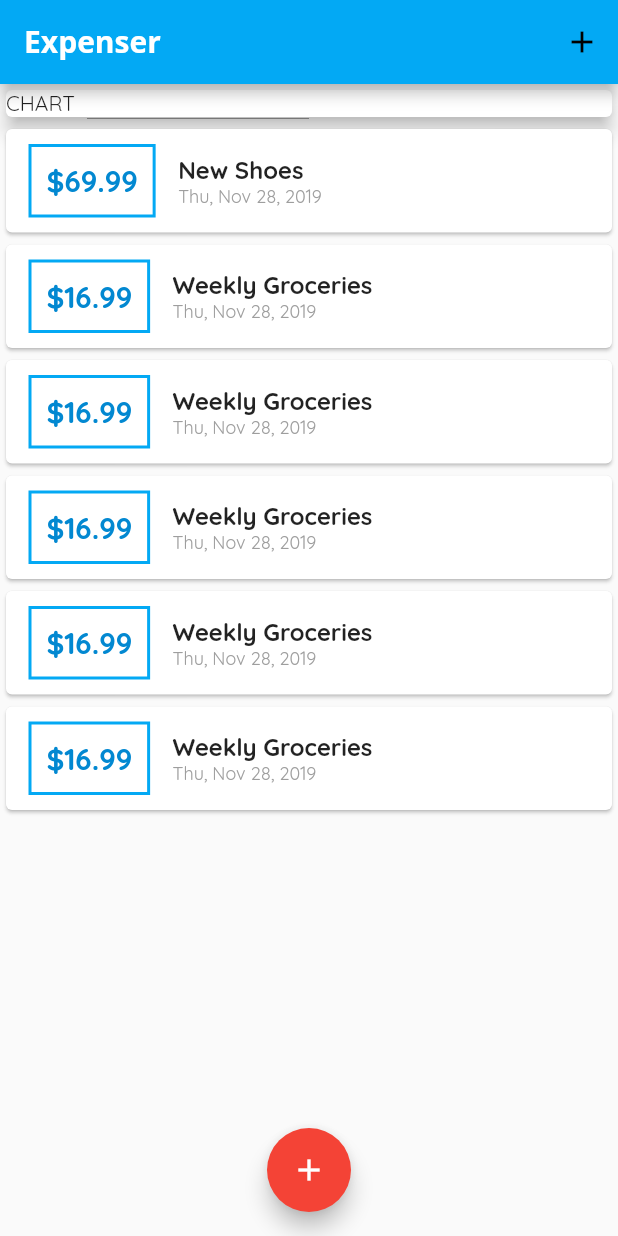
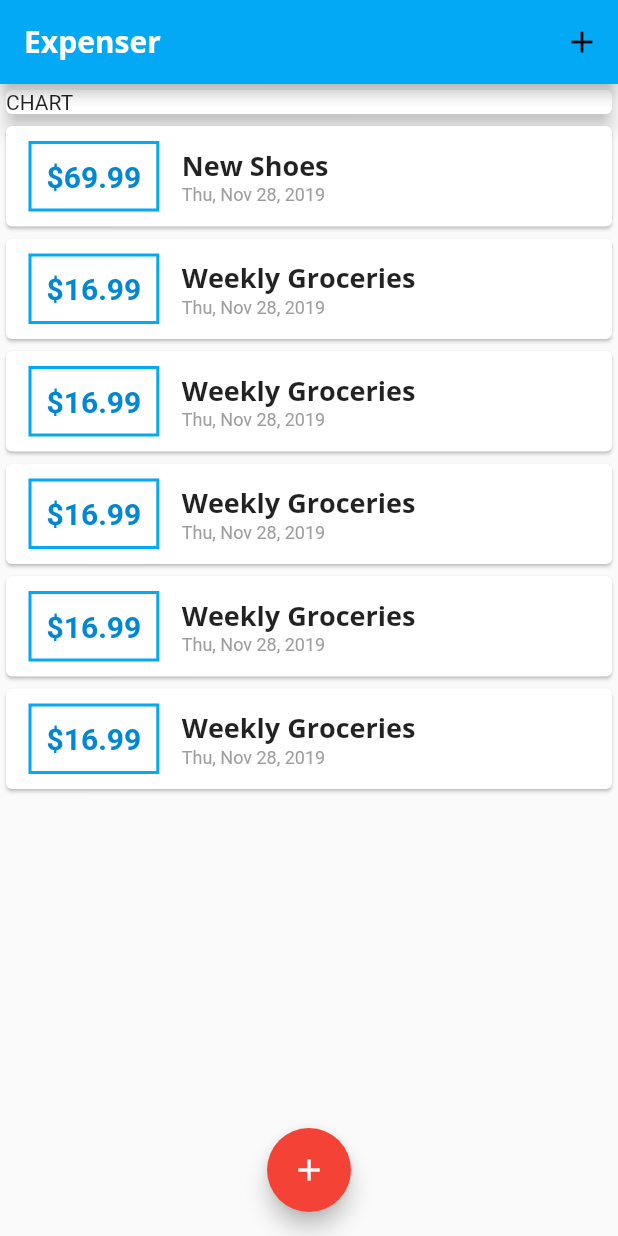
Before and after one commit to darshangit/flutter-app2-expense, a Flutter app: the screen it shows after launch, on a phone screen of 412 x 824 dp. Run offline on Flutter 3.47's test engine with Material 2 defaults, Android fonts, the phone set to English and light mode, and no system bars.

Commit message:
Font changes

```diff
--- a/lib/main.dart
+++ b/lib/main.dart
@@ -14,6 +14,11 @@ class MyApp extends StatelessWidget {
           primarySwatch: Colors.lightBlue,
           accentColor: Colors.red,
           fontFamily: 'Quicksand',
+          textTheme: ThemeData.light().textTheme.copyWith(
+              title: TextStyle(
+                  fontFamily: 'OpenSans',
+                  fontWeight: FontWeight.w600,
+                  fontSize: 18)),
           appBarTheme: AppBarTheme(
               textTheme: ThemeData.light().textTheme.copyWith(
                   title: TextStyle(
--- a/lib/widgets/transaction_list.dart
+++ b/lib/widgets/transaction_list.dart
@@ -37,7 +37,7 @@ class TransactionList extends StatelessWidget {
                     Text(
                       transactions[index].title,
                       style:
-                          TextStyle(fontWeight: FontWeight.bold, fontSize: 16),
+                          Theme.of(context).textTheme.title,
                     ),
                     Text(
                       DateFormat.yMMMEd().format(transactions[index].date),
```
